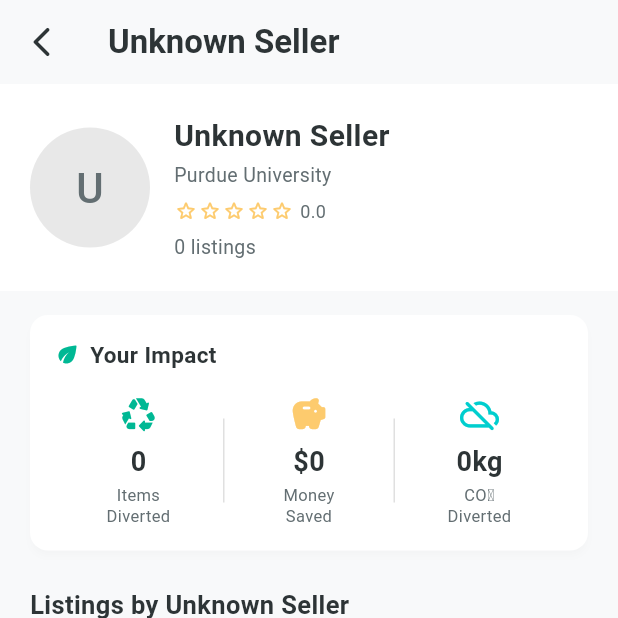
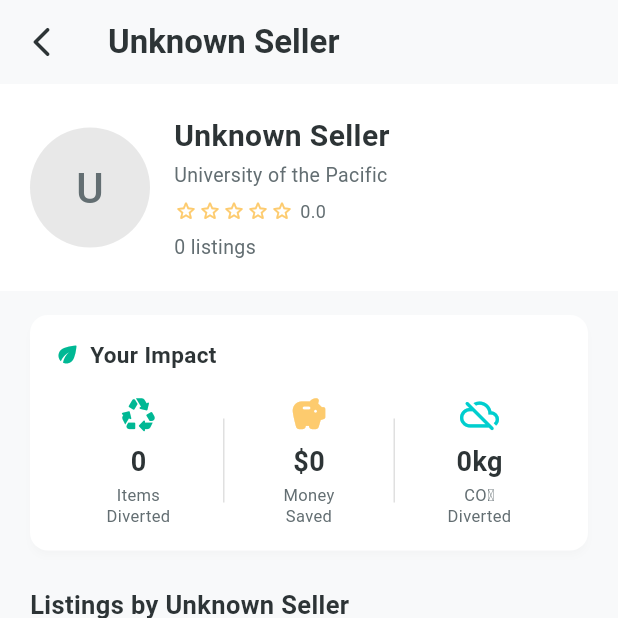
Before and after one commit to parthavfulzele/college-marketplace, a Flutter app: the SellerProfileScreen screen opened directly with empty values, on a phone screen of 412 x 824 dp, the top half of it. Run offline on Flutter 3.47's test engine with Material 3 defaults, Android fonts, the phone set to English and light mode, and no system bars.

Commit message:
fix: replace Purdue with University of the Pacific
Co-Authored-By: Claude Opus 4.6 (1M context) <noreply@anthropic.com>

```diff
--- a/lib/mock_data.dart
+++ b/lib/mock_data.dart
@@ -7,12 +7,12 @@ String _img(int seed, [int w = 400, int h = 400]) =>
 
 final mockUser = AppUser(
   uid: 'user-me',
-  email: 'alex@purdue.edu',
+  email: 'alex@pacific.edu',
   displayName: 'Alex Johnson',
   avatarUrl: _img(100, 200, 200),
   bio: 'Junior, CS major. Trying to declutter my dorm before summer!',
-  campusId: 'purdue',
-  campusName: 'Purdue University',
+  campusId: 'pacific',
+  campusName: 'University of the Pacific',
   graduationYear: 2027,
   listingCount: 4,
   rating: 4.8,
@@ -51,7 +51,7 @@ final mockListings = <Listing>[
   Listing(id: 'l12', sellerId: 'user-me', sellerName: 'Alex Johnson', sellerAvatarUrl: _img(100, 200, 200), sellerRating: 4.8,
     title: 'Data Structures & Algorithms Textbook', description: 'CLRS Introduction to Algorithms, 4th edition. Like new.', price: 45, category: 'books', condition: 'Like New', images: [_img(120)], createdAt: DateTime.now().subtract(const Duration(days: 5))),
   Listing(id: 'l13', sellerId: 'user-7', sellerName: 'Taylor Brooks', sellerAvatarUrl: _img(206, 200, 200), sellerRating: 4.6,
-    title: '2 Purdue Football Tickets - vs Ohio State', description: 'Section 114, Row 22. Selling both for \$70.', price: 70, category: 'tickets', condition: 'New', images: [_img(130)], createdAt: DateTime.now().subtract(const Duration(days: 1))),
+    title: '2 Pacific Tigers Tickets - vs Gonzaga', description: 'Section 114, Row 22. Selling both for \$70.', price: 70, category: 'tickets', condition: 'New', images: [_img(130)], createdAt: DateTime.now().subtract(const Duration(days: 1))),
   Listing(id: 'l14', sellerId: 'user-2', sellerName: 'Maya Patel', sellerAvatarUrl: _img(201, 200, 200), sellerRating: 4.9,
     title: 'Extension Cord (15 ft, 6 outlets)', description: 'Surge protector power strip. Works great, just have too many.', price: 0, isDonate: true, category: 'utilities', condition: 'Good', images: [_img(140)], createdAt: DateTime.now().subtract(const Duration(days: 6))),
   Listing(id: 'l15', sellerId: 'user-3', sellerName: 'Jordan Kim', sellerAvatarUrl: _img(202, 200, 200), sellerRating: 4.5,
--- a/lib/screens/home_screen.dart
+++ b/lib/screens/home_screen.dart
@@ -51,7 +51,7 @@ class _HomeScreenState extends State<HomeScreen> {
                   crossAxisAlignment: CrossAxisAlignment.start,
                   children: [
                     const Text(
-                      'Purdue Marketplace',
+                      'Pacific Marketplace',
                       style: TextStyle(
                         fontSize: 22,
                         fontWeight: FontWeight.bold,
--- a/lib/screens/login_screen.dart
+++ b/lib/screens/login_screen.dart
@@ -72,7 +72,7 @@ class _LoginScreenState extends State<LoginScreen> {
                 keyboardType: TextInputType.emailAddress,
                 decoration: const InputDecoration(
                   labelText: 'Email',
-                  hintText: 'yourname@purdue.edu',
+                  hintText: 'yourname@pacific.edu',
                   prefixIcon: Icon(Icons.email_outlined),
                 ),
               ),
--- a/lib/screens/seller_profile_screen.dart
+++ b/lib/screens/seller_profile_screen.dart
@@ -84,7 +84,7 @@ class SellerProfileScreen extends StatelessWidget {
                         ),
                         const SizedBox(height: 2),
                         const Text(
-                          'Purdue University',
+                          'University of the Pacific',
                           style: TextStyle(
                             fontSize: 13,
                             color: AppColors.textSecondary,
--- a/lib/screens/signup_screen.dart
+++ b/lib/screens/signup_screen.dart
@@ -73,7 +73,7 @@ class _SignupScreenState extends State<SignupScreen> {
                 keyboardType: TextInputType.emailAddress,
                 decoration: const InputDecoration(
                   labelText: '.edu Email',
-                  hintText: 'yourname@purdue.edu',
+                  hintText: 'yourname@pacific.edu',
                   prefixIcon: Icon(Icons.email_outlined),
                   helperText: 'Must be a .edu address',
                 ),
```
